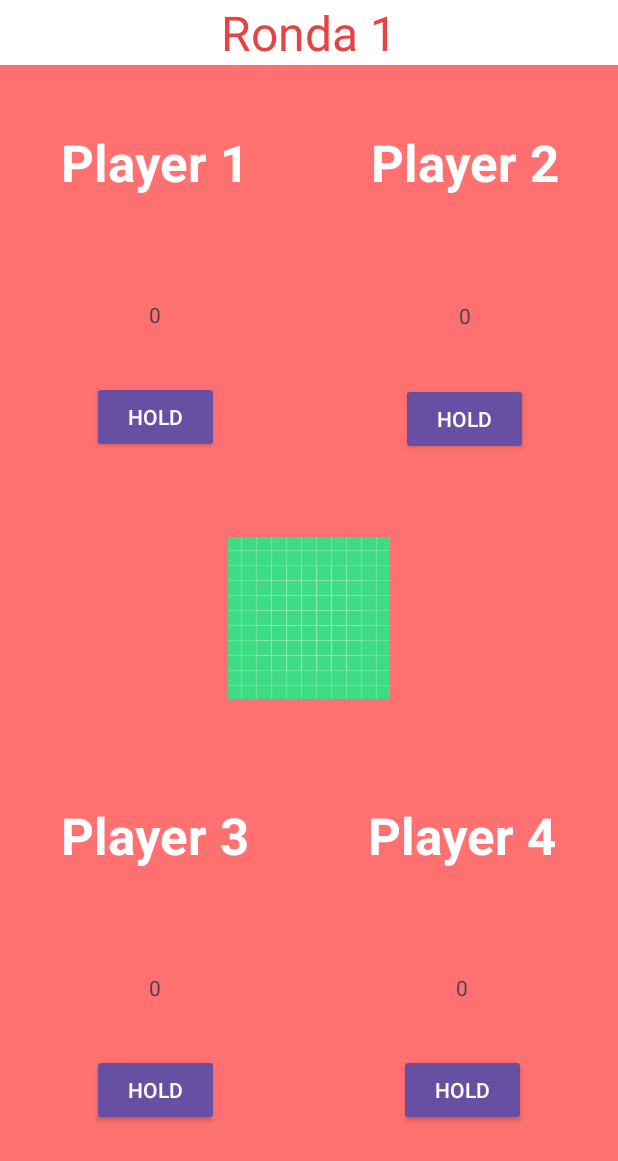
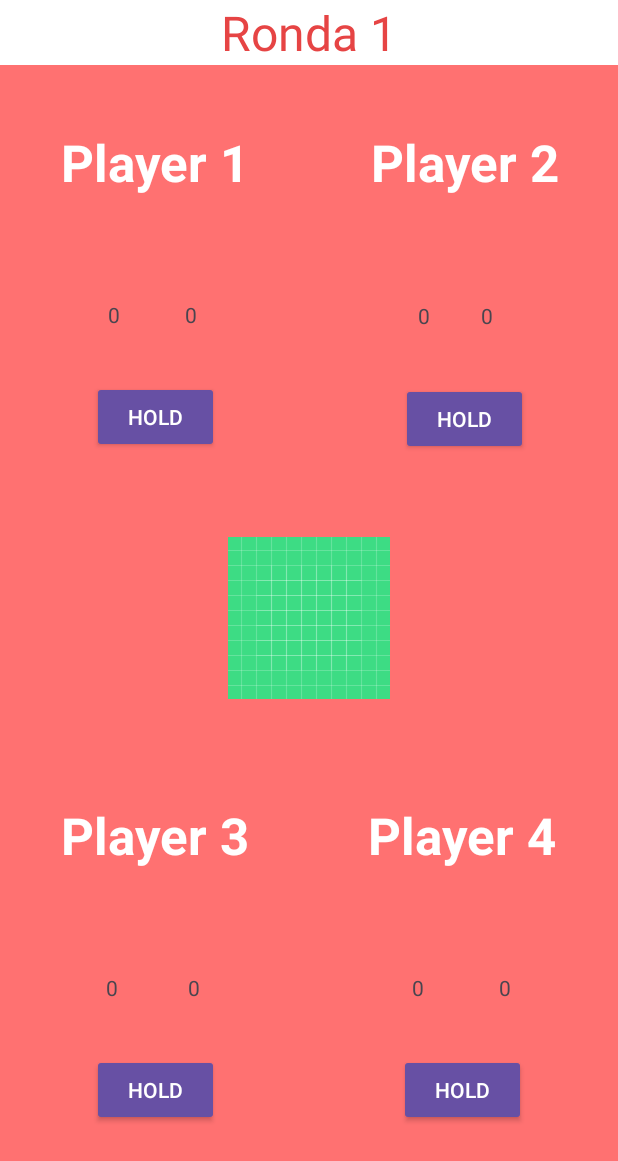
Before and after one commit to byMarkky/pig_app, an Android app: the layout activity_main.xml on its own in the app's theme, with its tools: preview values and no code run, on a phone screen of 412 x 824 dp. Shown: the top 1161 px of the screen. Run offline under Robolectric (Android 15) with nearby library versions, the phone set to English and light mode, and no system bars.

Commit message:
Some Functionality

```diff
--- a/app/src/main/java/com/example/pig_marco_ramos/Player.kt
+++ b/app/src/main/java/com/example/pig_marco_ramos/Player.kt
@@ -4,9 +4,9 @@ import android.widget.Button
 import android.widget.TextView
 import androidx.core.view.isGone
 
-class Player(var name: String, var label: TextView, var holdButton: Button) {
+class Player(var name: String, var label: TextView, var holdButton: Button, var currentPointsCounter: TextView) {
 
     var totalPoints: Int = 0
 
-    val currentPoints: Int = 0
+    var currentPoints: Int = 0
 }
--- a/app/src/main/res/layout/activity_main.xml
+++ b/app/src/main/res/layout/activity_main.xml
@@ -61,9 +61,10 @@
                     android:text="0"
                     app:layout_constraintBottom_toBottomOf="parent"
                     app:layout_constraintEnd_toEndOf="parent"
-                    app:layout_constraintHorizontal_bias="0.497"
+                    app:layout_constraintHorizontal_bias="0.351"
                     app:layout_constraintStart_toStartOf="parent"
-                    app:layout_constraintTop_toTopOf="parent" />
+                    app:layout_constraintTop_toTopOf="parent"
+                    app:layout_constraintVertical_bias="0.501" />
 
                 <Button
                     android:id="@+id/playerFourHold"
@@ -75,6 +76,18 @@
                     app:layout_constraintBottom_toBottomOf="parent"
                     app:layout_constraintEnd_toEndOf="parent"
                     app:layout_constraintStart_toStartOf="parent" />
+
+                <TextView
+                    android:id="@+id/playerFourPoints"
+                    android:layout_width="wrap_content"
+                    android:layout_height="wrap_content"
+                    android:text="0"
+                    app:layout_constraintBottom_toBottomOf="parent"
+                    app:layout_constraintEnd_toEndOf="parent"
+                    app:layout_constraintHorizontal_bias="0.643"
+                    app:layout_constraintStart_toStartOf="parent"
+                    app:layout_constraintTop_toTopOf="parent"
+                    app:layout_constraintVertical_bias="0.501" />
 
             </androidx.constraintlayout.widget.ConstraintLayout>
 
@@ -105,6 +118,7 @@
                     android:text="0"
                     app:layout_constraintBottom_toBottomOf="parent"
                     app:layout_constraintEnd_toEndOf="parent"
+                    app:layout_constraintHorizontal_bias="0.362"
                     app:layout_constraintStart_toStartOf="parent"
                     app:layout_constraintTop_toTopOf="parent" />
 
@@ -119,6 +133,17 @@
                     app:layout_constraintEnd_toEndOf="parent"
                     app:layout_constraintHorizontal_bias="0.495"
                     app:layout_constraintStart_toStartOf="parent" />
+
+                <TextView
+                    android:id="@+id/playerTwoPoints"
+                    android:layout_width="wrap_content"
+                    android:layout_height="wrap_content"
+                    android:text="0"
+                    app:layout_constraintBottom_toBottomOf="parent"
+                    app:layout_constraintEnd_toEndOf="parent"
+                    app:layout_constraintHorizontal_bias="0.576"
+                    app:layout_constraintStart_toStartOf="parent"
+                    app:layout_constraintTop_toTopOf="parent" />
 
             </androidx.constraintlayout.widget.ConstraintLayout>
 
@@ -149,9 +174,10 @@
                     android:text="0"
                     app:layout_constraintBottom_toBottomOf="parent"
                     app:layout_constraintEnd_toEndOf="parent"
-                    app:layout_constraintHorizontal_bias="0.497"
+                    app:layout_constraintHorizontal_bias="0.361"
                     app:layout_constraintStart_toStartOf="parent"
-                    app:layout_constraintTop_toTopOf="parent" />
+                    app:layout_constraintTop_toTopOf="parent"
+                    app:layout_constraintVertical_bias="0.501" />
 
                 <Button
                     android:id="@+id/playerOneHold"
@@ -177,6 +203,18 @@
                     app:layout_constraintEnd_toEndOf="parent"
                     app:layout_constraintStart_toStartOf="parent"
                     app:layout_constraintTop_toTopOf="parent" />
+
+                <TextView
+                    android:id="@+id/playerOnePoints"
+                    android:layout_width="wrap_content"
+                    android:layout_height="wrap_content"
+                    android:text="0"
+                    app:layout_constraintBottom_toBottomOf="parent"
+                    app:layout_constraintEnd_toEndOf="parent"
+                    app:layout_constraintHorizontal_bias="0.618"
+                    app:layout_constraintStart_toStartOf="parent"
+                    app:layout_constraintTop_toTopOf="parent"
+                    app:layout_constraintVertical_bias="0.501" />
 
             </androidx.constraintlayout.widget.ConstraintLayout>
 
@@ -207,9 +245,10 @@
                     android:text="0"
                     app:layout_constraintBottom_toBottomOf="parent"
                     app:layout_constraintEnd_toEndOf="parent"
-                    app:layout_constraintHorizontal_bias="0.497"
+                    app:layout_constraintHorizontal_bias="0.356"
                     app:layout_constraintStart_toStartOf="parent"
-                    app:layout_constraintTop_toTopOf="parent" />
+                    app:layout_constraintTop_toTopOf="parent"
+                    app:layout_constraintVertical_bias="0.501" />
 
                 <Button
                     android:id="@+id/playerThreeHold"
@@ -221,6 +260,18 @@
                     app:layout_constraintBottom_toBottomOf="parent"
                     app:layout_constraintEnd_toEndOf="parent"
                     app:layout_constraintStart_toStartOf="parent" />
+
+                <TextView
+                    android:id="@+id/playerThreePoints"
+                    android:layout_width="wrap_content"
+                    android:layout_height="wrap_content"
+                    android:text="0"
+                    app:layout_constraintBottom_toBottomOf="parent"
+                    app:layout_constraintEnd_toEndOf="parent"
+                    app:layout_constraintHorizontal_bias="0.628"
+                    app:layout_constraintStart_toStartOf="parent"
+                    app:layout_constraintTop_toTopOf="parent"
+                    app:layout_constraintVertical_bias="0.501" />
 
             </androidx.constraintlayout.widget.ConstraintLayout>
 
```
Also changed, not shown: app/src/main/java/com/example/pig_marco_ramos/MainActivity.kt (+27 -10 lines).
